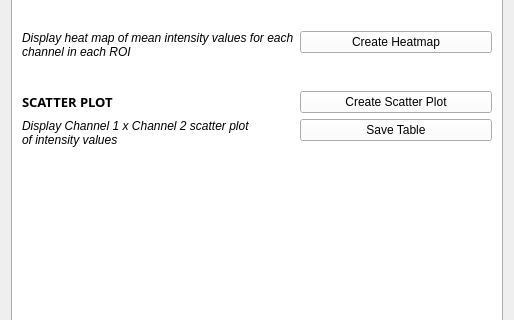
This is HypModuleCode/Resources/UI/HypModuleCode.ui in SlicerMicro/Slicer-TITAN as Qt 5 draws it before an edit; both pictures show x 0 to 514 and y 238 to 558 of the 514 by 1168 pixel window. The edited form follows.
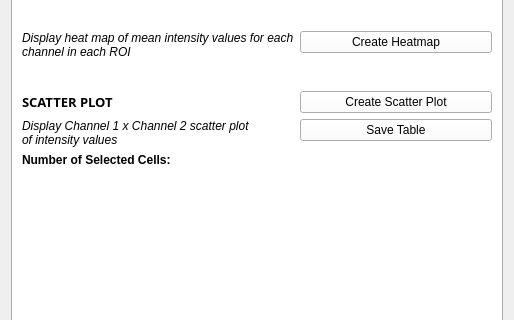
This is the edited form. The open tabs and pages were chosen to show the change. Custom widgets are drawn as their Qt base class.

Commit message: ENH: Selecting cells on scatter plot outputs number of cells selected

Patch:
```diff
--- a/HypModuleCode/Resources/UI/HypModuleCode.ui
+++ b/HypModuleCode/Resources/UI/HypModuleCode.ui
@@ -1438,7 +1438,7 @@
          </property>
         </widget>
        </item>
-       <item row="14" column="0">
+       <item row="16" column="0">
         <spacer name="horizontalSpacer_9">
          <property name="orientation">
           <enum>Qt::Horizontal</enum>
@@ -1516,6 +1516,26 @@
          </property>
         </widget>
        </item>
+       <item row="15" column="0">
+        <widget class="QLabel" name="label_25">
+         <property name="font">
+          <font>
+           <weight>75</weight>
+           <bold>true</bold>
+          </font>
+         </property>
+         <property name="text">
+          <string>Number of Selected Cells:</string>
+         </property>
+        </widget>
+       </item>
+       <item row="15" column="1">
+        <widget class="QLabel" name="selectedCellsCount">
+         <property name="text">
+          <string/>
+         </property>
+        </widget>
+       </item>
       </layout>
      </widget>
     </widget>
```
Left out of the diff: 2 changed lines with no effect on the pictures. The commit also changes 1 other file.
